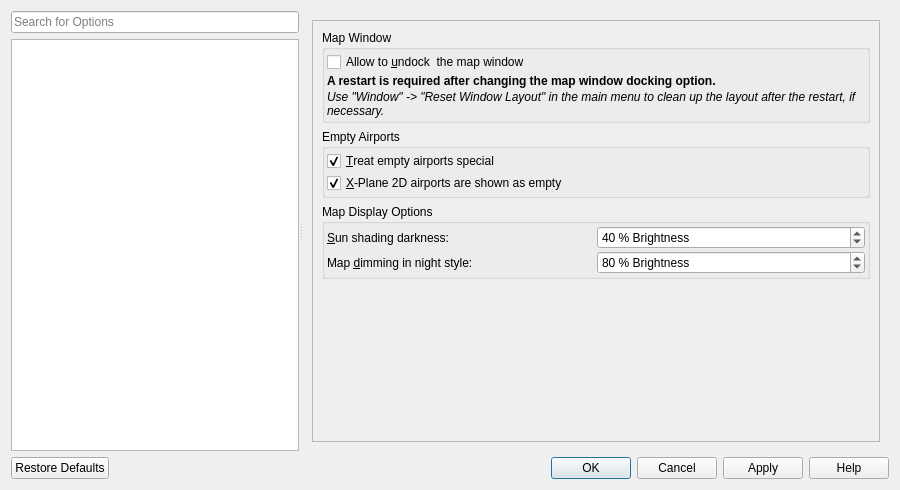
This is src/options/options.ui in albar965/littlenavmap as Qt 5 draws it before an edit. The edited form follows.
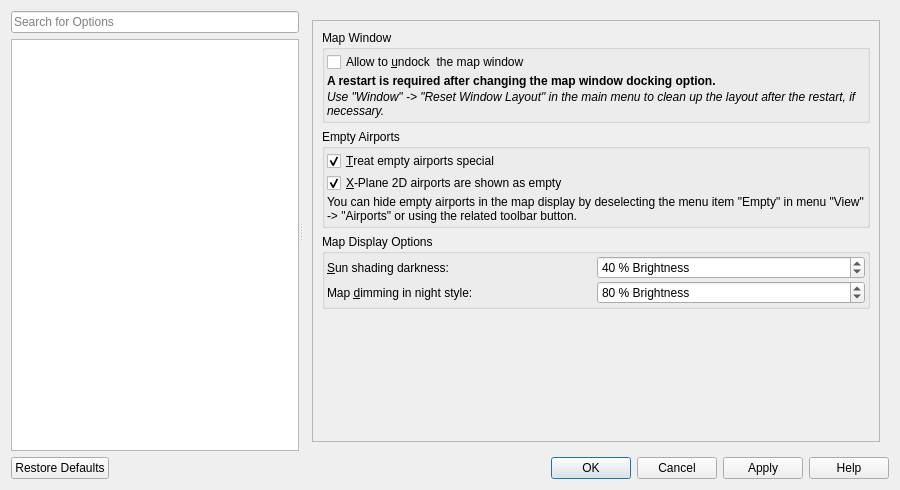
This is the edited form. The open tabs and pages were chosen to show the change. Icons and pictures are not drawn.

Commit message: Added additional hint about empty airports

```diff
--- a/src/options/options.ui
+++ b/src/options/options.ui
@@ -1698,8 +1698,8 @@
             <rect>
              <x>0</x>
              <y>0</y>
-             <width>599</width>
-             <height>421</height>
+             <width>585</width>
+             <height>446</height>
             </rect>
            </property>
            <layout class="QGridLayout" name="gridLayout">
@@ -1946,6 +1946,22 @@
                  </property>
                 </widget>
                </item>
+               <item>
+                <widget class="QLabel" name="labelOptionsResetEmptyHint">
+                 <property name="text">
+                  <string>&lt;html&gt;&lt;head/&gt;&lt;body&gt;&lt;p&gt;&lt;img src=&quot;:/littlenavmap/resources/icons/bulb.svg&quot;/&gt;You can hide empty airports in the map display by deselecting the menu item &amp;quot;Empty&amp;quot; in menu &amp;quot;View&amp;quot; -&amp;gt; &amp;quot;Airports&amp;quot; or using the related toolbar button.&lt;/p&gt;&lt;/body&gt;&lt;/html&gt;</string>
+                 </property>
+                 <property name="wordWrap">
+                  <bool>true</bool>
+                 </property>
+                 <property name="margin">
+                  <number>10</number>
+                 </property>
+                 <property name="textInteractionFlags">
+                  <set>Qt::LinksAccessibleByMouse|Qt::TextSelectableByMouse</set>
+                 </property>
+                </widget>
+               </item>
               </layout>
              </widget>
             </item>
```
Left out of the diff: 46 changed lines with no effect on the pictures. The commit also changes 1 other file.
